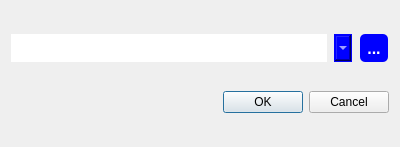
This is opendb.ui in Georgiy-git/dbreaderV2 as Qt 5 draws it before an edit. The edited form follows.
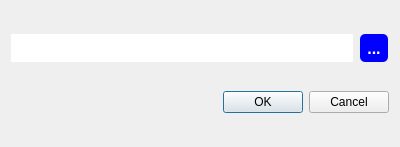
This is the edited form.

What changed in the file:
```diff
--- a/opendb.ui
+++ b/opendb.ui
@@ -34,30 +34,6 @@
        </property>
       </widget>
      </item>
-     <item>
-      <widget class="QComboBox" name="comboBox">
-       <property name="maximumSize">
-        <size>
-         <width>20</width>
-         <height>30</height>
-        </size>
-       </property>
-       <property name="styleSheet">
-        <string notr="true">QComboBox {
-background-color: blue;
-border: none;
-color: white;
-margin: 1px 1px;
-        }
-QComboBox:hover {
-background-color: lightblue;
-        }
-QComboBox:pressed {
-background-color: #21618C;
-        }</string>
-       </property>
-      </widget>
-     </item>
      <item>
       <widget class="QPushButton" name="pushButton">
        <property name="sizePolicy">
```
